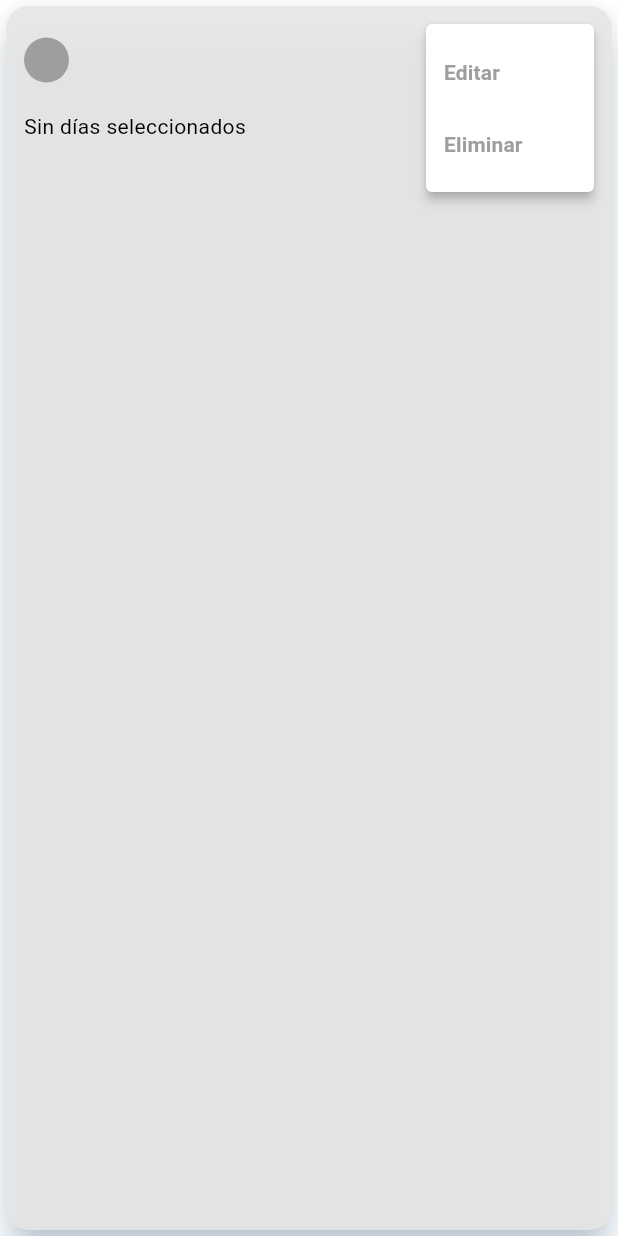
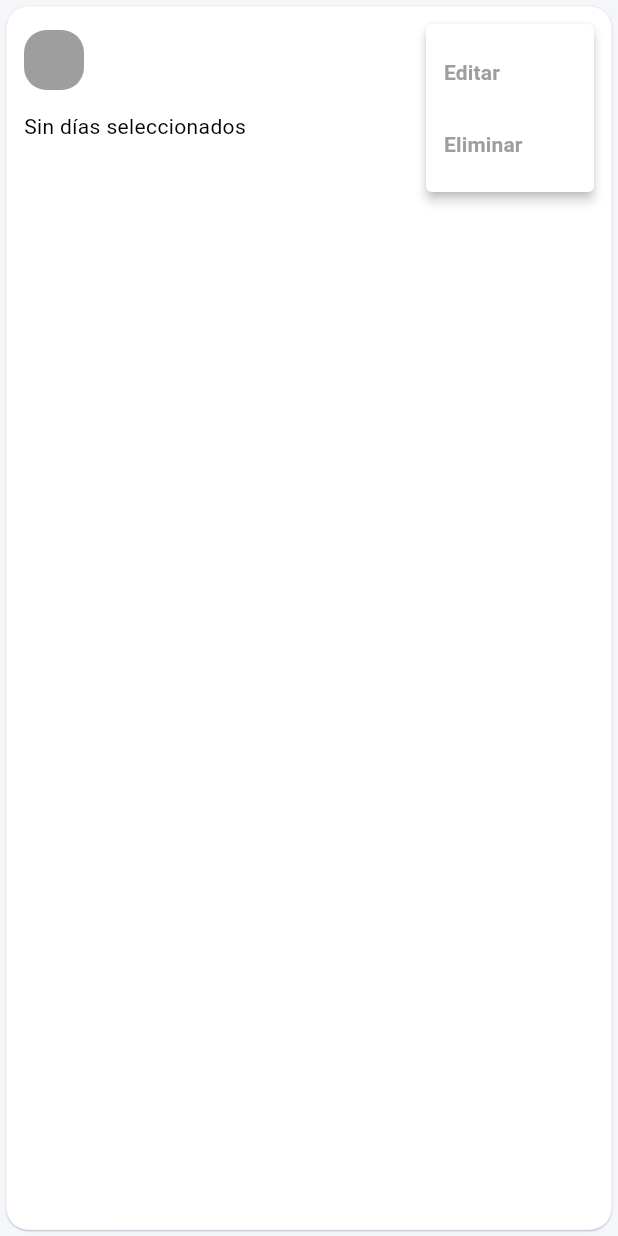
Before and after one commit to FernandoMVG/habit_app, a Flutter app: the HabitCardWidget widget shown alone on an empty page, opened directly with empty values, after a tap on the "more vert" icon, on a phone screen of 412 x 824 dp. Run offline on Flutter 3.47's test engine with Material 3 defaults, Android fonts, the phone set to English and light mode, and no system bars; our stand-ins replace flutter_svg, get.

Commit message:
Se modifico el controlador y el modelo para integrarse, la apariencia de habitcard y el icono de habitcard

```diff
--- a/lib/UI/pages/habits.dart
+++ b/lib/UI/pages/habits.dart
@@ -5,7 +5,7 @@ import 'package:habit_app/ui/controller/habit_controller.dart';
 import 'package:habit_app/ui/widgets/home_page/navigation_bar.dart';
 import 'package:habit_app/ui/widgets/shared/empty_message.dart';
 import 'package:habit_app/ui/widgets/shared/app_bar.dart';
-import 'package:habit_app/ui/widgets/habit_page/habit.dart'; // Nuevo HabitCardWidget
+import 'package:habit_app/ui/widgets/habit_page/habit_card.dart'; // Nuevo HabitCardWidget
 import 'package:habit_app/ui/pages/home.dart';
 import 'package:habit_app/ui/pages/habits_pages/habit_type.dart';
 import 'package:habit_app/ui/widgets/shared/bottom_sheet.dart';
@@ -52,7 +52,7 @@ class _HabitPageState extends State<HabitPage> {
                 child: HabitCardWidget(
                   habitName: habit.name,
                   categoryName: habit.categoryName,
-                  categoryIcon: Icons.category,  // Podrías cambiar este ícono según la categoría si tienes un icono específico
+                  categoryIcon: habit.categoryIcon,  // Podrías cambiar este ícono según la categoría si tienes un icono específico
                   categoryColor: habit.categoryColor,
                   isQuantifiable: habit.isQuantifiable,
                   currentProgress: habit.isQuantifiable ? habit.completedCount : null,
--- a/lib/UI/pages/habits_pages/choose_category.dart
+++ b/lib/UI/pages/habits_pages/choose_category.dart
@@ -94,7 +94,7 @@ class _ChooseCategoryPageState extends State<ChooseCategoryPage> {
                     if (selectedCategory != null) {
                       // Establecer la categoría seleccionada en el controlador
                       final selectedCategoryData = categories.firstWhere((category) => category['name'] == selectedCategory);
-                      habitController.setCategory(selectedCategoryData['name'], selectedCategoryData['color']);
+                      habitController.setCategory(selectedCategoryData['name'], selectedCategoryData['color'], selectedCategoryData['icon']);
 
                       // Navegar a la página de selección de frecuencia
                       Get.to(() => ChooseFrequencyPage(
--- a/lib/UI/widgets/category_icon.dart
+++ b/lib/UI/widgets/category_icon.dart
@@ -12,14 +12,16 @@ class CategoryIconWidget extends StatelessWidget {
 
   @override
   Widget build(BuildContext context) {
+    // Asegúrate de imprimir estos valores para depurar
     return Container(
-      width: 30,
-      height: 30,
+      width: 40,
+      height: 40,
       decoration: BoxDecoration(
         color: color,
-        shape: BoxShape.circle,
+        shape: BoxShape.rectangle,
+        borderRadius: BorderRadius.circular(15),
       ),
-      child: Icon(icon, color: Colors.white, size: 16),
+      child: Icon(icon, color: Colors.white, size: 25),
     );
   }
 }
--- a/lib/UI/widgets/habit_page/habit.dart
+++ b/lib/UI/widgets/habit_page/habit_card.dart
@@ -39,21 +39,24 @@ class HabitCardWidget extends StatelessWidget {
   selectedDays?.sort((a, b) => orderedDays.indexOf(a).compareTo(orderedDays.indexOf(b)));
 
     return Card(
-      elevation: 10,
+      elevation: 0.5,
       shadowColor: Theme.of(context).primaryColorLight,
-      color: Theme.of(context).colorScheme.secondary,
+      color: Theme.of(context).colorScheme.onPrimary,
       shape: RoundedRectangleBorder(
         borderRadius: BorderRadius.circular(15),
+        side: BorderSide(color: Theme.of(context).colorScheme.onSurface, width: 0.1),
       ),
       child: Padding(
         padding: const EdgeInsets.all(12.0),
         child: Column(
           crossAxisAlignment: CrossAxisAlignment.start,
           children: [
+
             Row(
               children: [
                 CategoryIconWidget(icon: categoryIcon, color: categoryColor),
                 const SizedBox(width: 10),
+
                 Column(
                   crossAxisAlignment: CrossAxisAlignment.start,
                   children: [
--- a/lib/UI/widgets/habit_page/habit_details.dart
+++ b/lib/UI/widgets/habit_page/habit_details.dart
@@ -47,7 +47,7 @@ class HabitDetailsWidget extends StatelessWidget {
                 ),
             children: [
               TextSpan(
-                text: habit.selectedDays?.join(', ') ?? "Todos los días",
+                text: habit.selectedDays?.join(' - ') ?? "Todos los días",
                 style: const TextStyle(fontWeight: FontWeight.normal),
               ),
             ],
--- a/lib/UI/widgets/habit_page/habit_frequency.dart
+++ b/lib/UI/widgets/habit_page/habit_frequency.dart
@@ -14,13 +14,20 @@ class HabitFrequencyWidget extends StatelessWidget {
 
   @override
   Widget build(BuildContext context) {
+    // Si el hábito es diario, mostramos "Diario"
     if (isDaily) {
       return BoxDays(
         categoryColor: categoryColor,
-        text: 'Todos los días',
+        text: 'Diario',
         );
 
-      //
+      //Si el usuario selecciona todos los días de la semana, marcamos como diario
+     } else if (selectedDays != null && selectedDays!.length == 7) {
+      return BoxDays(
+        categoryColor: categoryColor,
+        text: 'Diario',
+      );
+      // Si el usuario selecciona dias específicos, los mostramos
     } else if (selectedDays != null && selectedDays!.isNotEmpty) {
       return Wrap(
         spacing: 8.0,
@@ -31,7 +38,8 @@ class HabitFrequencyWidget extends StatelessWidget {
           );
         }).toList(),
       );
-    } else {
+
+    }  else {
       return Text('Sin días seleccionados', style: TextStyle(fontSize: 14, color: Theme.of(context).textTheme.bodyLarge?.color));
     }
   }
--- a/lib/main.dart
+++ b/lib/main.dart
@@ -35,7 +35,7 @@ class _MyAppState extends State<MyApp> {
 
         // Definir tema claro
         theme: ThemeData(
-            scaffoldBackgroundColor: Colors.white, // Fondo claro
+            scaffoldBackgroundColor: const Color.fromRGBO(245, 246, 250, 1), // Fondo claro
             primaryColor: primaryColor, // Azul primario
             colorScheme: ColorScheme.fromSwatch().copyWith(
               primary: primaryColor, // Azul primario
--- a/lib/models/habit_model.dart
+++ b/lib/models/habit_model.dart
@@ -5,7 +5,7 @@ class Habit {
   final String? description;
   final Color categoryColor;
   final String categoryName;
-  final bool isQuantifiable;
+  late final bool isQuantifiable;
   final List<String>? selectedDays; // Días seleccionados si es un hábito semanal
   final bool isDaily; // Si es un hábito diario
 
@@ -16,13 +16,14 @@ class Habit {
   // Nuevas propiedades para manejo avanzado de hábitos cuantificables
   final String? frequencyType;  // Al menos, menos de, exactamente, más de, sin especificar
   final String? unit;  // Unidad opcional (ej. "vasos", "repeticiones")
-  final Icon iconData;
+  final IconData categoryIcon;
 
   Habit({
     required this.name,
     this.description,
     required this.categoryColor,
     required this.categoryName,
+    required this.categoryIcon,
     required this.isQuantifiable,
     this.selectedDays,
     this.isDaily = false,
@@ -30,8 +31,39 @@ class Habit {
     this.completedCount = 0,
     this.frequencyType,  // Nueva propiedad para el tipo de frecuencia
     this.unit, String? quantificationType, int? quantity,  // Nueva propiedad para la unidad
-    this.iconData = const Icon(Icons.check_circle_outline),
   });
+
+  // Método copyWith para copiar el hábito y actualizar solo ciertos atributos
+  Habit copyWith({
+    String? name,
+    String? description,
+    Color? categoryColor,
+    String? categoryName,
+    bool? isQuantifiable,
+    List<String>? selectedDays,
+    bool? isDaily,
+    int? targetCount,
+    int? completedCount,
+    String? frequencyType,
+    String? unit,
+    IconData? categoryIcon,
+  }) {
+
+    return Habit(
+      name: name ?? this.name,
+      description: description ?? this.description,
+      categoryColor: categoryColor ?? this.categoryColor,
+      categoryName: categoryName ?? this.categoryName,
+      categoryIcon: categoryIcon ?? this.categoryIcon,
+      isQuantifiable: isQuantifiable ?? this.isQuantifiable,
+      selectedDays: selectedDays ?? this.selectedDays,
+      isDaily: isDaily ?? this.isDaily,
+      targetCount: targetCount ?? this.targetCount,
+      completedCount: completedCount ?? this.completedCount,
+      frequencyType: frequencyType ?? this.frequencyType,
+      unit: unit ?? this.unit,
+    );
+  }
 
   // Método que calcula si el hábito se ha completado en función del `frequencyType`
   bool isHabitCompleted() {
```
Also changed, not shown: lib/UI/controller/habit_controller.dart (+62 -110 lines), lib/UI/pages/habits_pages/create_habits.dart (+3 -7 lines), lib/UI/pages/habits_pages/create_habits_quantity.dart (+8 -19 lines), lib/UI/pages/habits_pages/habit_type.dart (+5 -5 lines).
